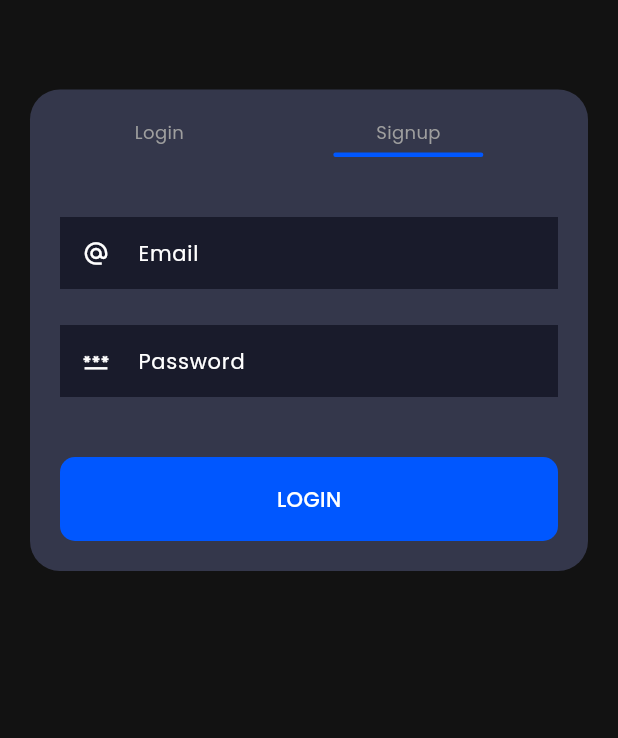
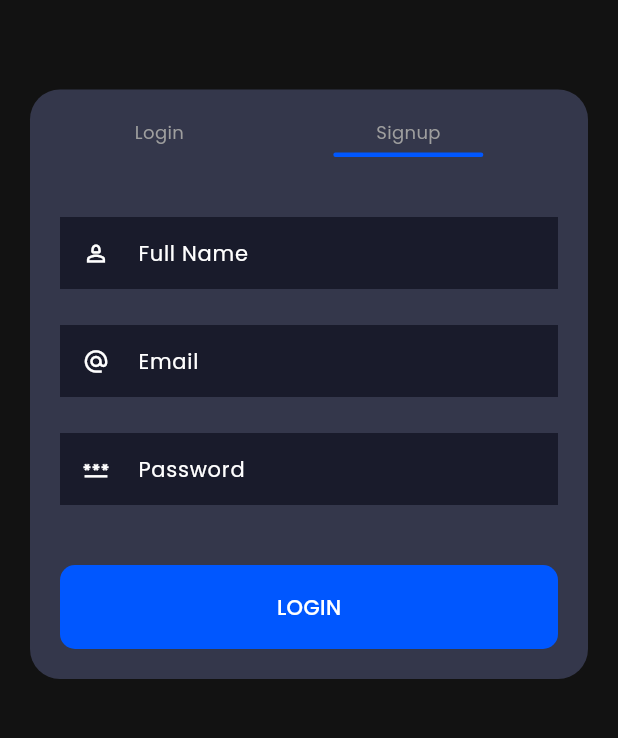
Before and after one commit to ba138/raybayta, a Flutter app: the LoginScreen screen opened by its route, on a phone screen of 412 x 824 dp, the part 224-962 px from its top. Run offline on Flutter 3.47's test engine with Material 3 defaults, Android fonts, the phone set to English and light mode, and no system bars; our stand-ins replace get, google_fonts, slide_to_act; network calls fail.

Commit message:
changes to create ui of signup

```diff
--- a/lib/Screens/LoginScreen/Widgets/login_tabbar.dart
+++ b/lib/Screens/LoginScreen/Widgets/login_tabbar.dart
@@ -3,6 +3,7 @@ import 'package:get/get.dart';
 import 'package:google_fonts/google_fonts.dart';
 import 'package:raybayta/Configs/colors.dart';
 import 'package:raybayta/Screens/LoginScreen/Widgets/login_form.dart';
+import 'package:raybayta/Screens/LoginScreen/Widgets/signup_form.dart';
 
 class LoginTabbar extends StatelessWidget {
   const LoginTabbar({super.key});
@@ -99,7 +100,9 @@ class LoginTabbar extends StatelessWidget {
                   ],
                 ),
               ),
-              LoginForm()
+              Obx(
+                () => isLogin.value ? const LoginForm() : const SignupForm(),
+              )
             ],
           ))
         ],
--- /dev/null
+++ b/lib/Screens/LoginScreen/Widgets/signup_form.dart
@@ -0,0 +1,91 @@
+import 'package:flutter/material.dart';
+import 'package:google_fonts/google_fonts.dart';
+import 'package:raybayta/Configs/colors.dart';
+import 'package:raybayta/Widgets/primary_button.dart';
+
+class SignupForm extends StatelessWidget {
+  const SignupForm({super.key});
+
+  @override
+  Widget build(BuildContext context) {
+    return Column(
+      children: [
+        const SizedBox(
+          height: 40,
+        ),
+        TextField(
+          decoration: InputDecoration(
+            isDense: true,
+            contentPadding: const EdgeInsets.all(12),
+            fillColor: AppColors.darkBackgroundColor,
+            prefixIcon: const Icon(Icons.person_2_outlined),
+            filled: true,
+            border: InputBorder.none,
+            hintText: 'Full Name',
+            hintStyle: GoogleFonts.getFont(
+              "Poppins",
+              textStyle: TextStyle(
+                fontSize: 14,
+                color: AppColors.darkOnBackgroundColor,
+                fontWeight: FontWeight.w400,
+              ),
+            ),
+          ),
+        ),
+        const SizedBox(
+          height: 24,
+        ),
+        TextField(
+          decoration: InputDecoration(
+            isDense: true,
+            contentPadding: const EdgeInsets.all(12),
+            fillColor: AppColors.darkBackgroundColor,
+            prefixIcon: const Icon(Icons.alternate_email_outlined),
+            filled: true,
+            border: InputBorder.none,
+            hintText: 'Email',
+            hintStyle: GoogleFonts.getFont(
+              "Poppins",
+              textStyle: TextStyle(
+                fontSize: 14,
+                color: AppColors.darkOnBackgroundColor,
+                fontWeight: FontWeight.w400,
+              ),
+            ),
+          ),
+        ),
+        const SizedBox(
+          height: 24,
+        ),
+        TextField(
+          decoration: InputDecoration(
+            isDense: true,
+            contentPadding: const EdgeInsets.all(12),
+            fillColor: AppColors.darkBackgroundColor,
+            prefixIcon: const Icon(
+              Icons.password_outlined,
+            ),
+            filled: true,
+            border: InputBorder.none,
+            hintText: 'Password',
+            hintStyle: GoogleFonts.getFont(
+              "Poppins",
+              textStyle: TextStyle(
+                fontSize: 14,
+                color: AppColors.darkOnBackgroundColor,
+                fontWeight: FontWeight.w400,
+              ),
+            ),
+          ),
+        ),
+        const SizedBox(
+          height: 40,
+        ),
+        PrimaryButton(
+          title: "LOGIN",
+          ontap: () {},
+        ),
+      ],
+    );
+  }
+}
```
